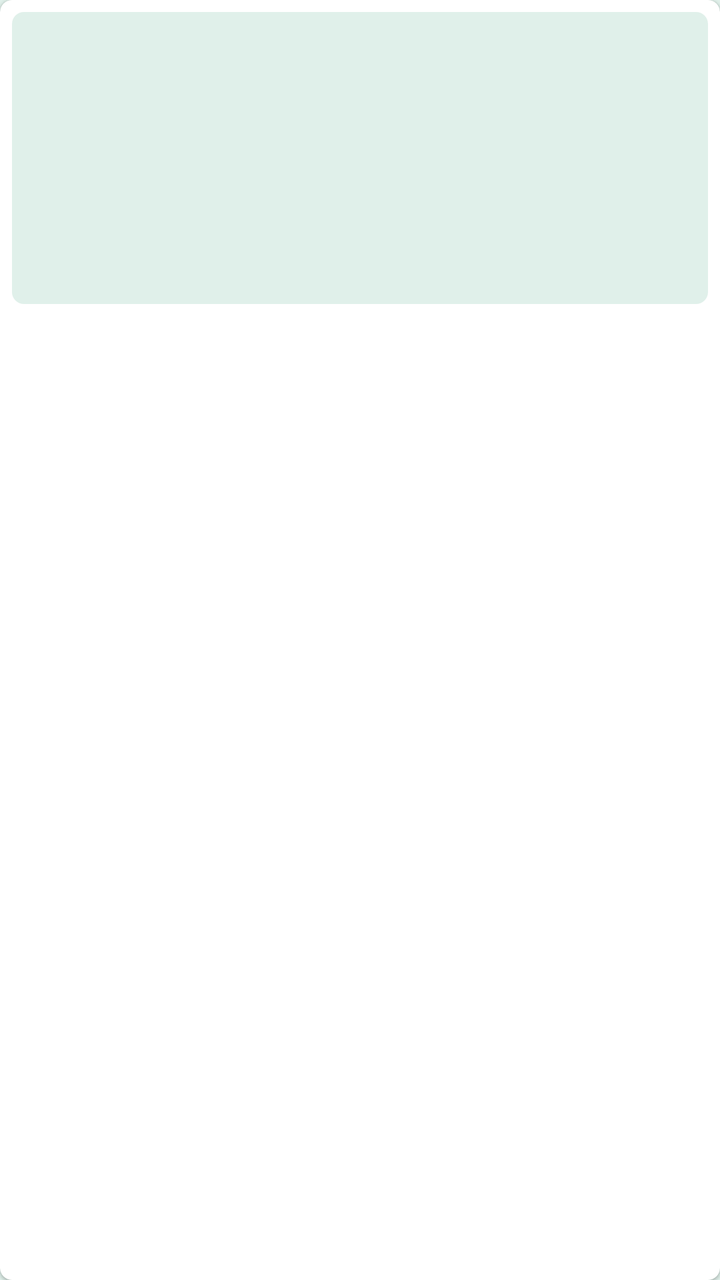
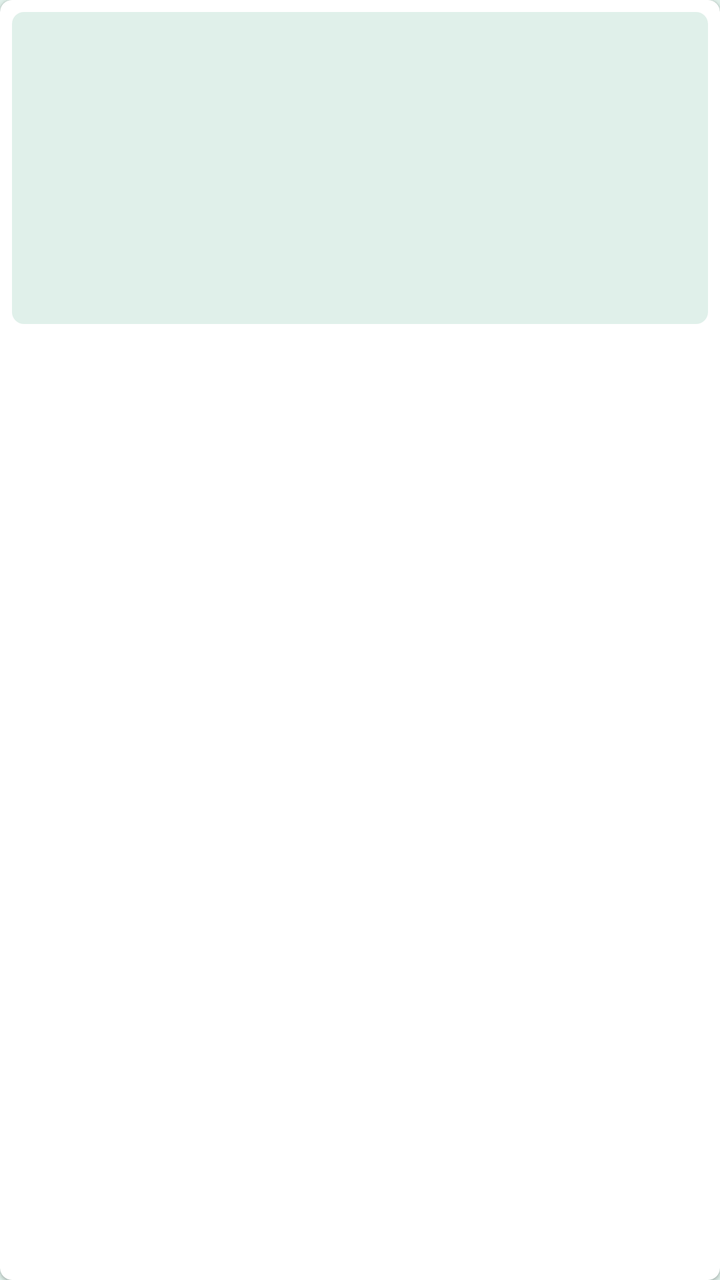

Compare the two renders of this Android layout. The source of the first and the diff that turns it into the second are given below.
<!-- AndroidManifest.xml: application theme Theme.EpubReader -->
<!-- res/layout/item_home_book.xml -->
<?xml version="1.0" encoding="utf-8"?>
<com.google.android.material.card.MaterialCardView xmlns:android="http://schemas.android.com/apk/res/android"
    xmlns:app="http://schemas.android.com/apk/res-auto"
    android:layout_width="120dp"
    android:layout_height="240dp"
    android:layout_marginEnd="12dp"
    app:cardBackgroundColor="?attr/colorSurface"
    app:cardCornerRadius="6dp"
    app:cardElevation="1dp">

    <LinearLayout
        android:layout_width="match_parent"
        android:layout_height="wrap_content"
        android:orientation="vertical"
        android:padding="6dp">

        <FrameLayout
            android:layout_width="match_parent"
            android:layout_height="154dp">

            <ImageView
                android:id="@+id/cover"
                android:layout_width="match_parent"
                android:layout_height="146dp"
                android:background="@drawable/cover_frame"
                android:contentDescription="@string/book_cover"
                android:scaleType="centerCrop" />

            <TextView
                android:id="@+id/progressBadge"
                android:layout_width="wrap_content"
                android:layout_height="wrap_content"
                android:layout_gravity="top|end"
                android:layout_margin="6dp"
                android:background="@drawable/badge_bg"
                android:paddingStart="6dp"
                android:paddingTop="2dp"
                android:paddingEnd="6dp"
                android:paddingBottom="2dp"
                android:textColor="@color/dark_text"
                android:textSize="10sp"
                android:textStyle="bold"
                android:visibility="gone" />

            <View
                android:id="@+id/progressTrack"
                android:layout_width="match_parent"
                android:layout_height="3dp"
                android:layout_gravity="bottom"
                android:background="@color/progress_track"
                android:visibility="gone" />

            <View
                android:id="@+id/progressFill"
                android:layout_width="match_parent"
                android:layout_height="3dp"
                android:layout_gravity="bottom|start"
                android:background="@color/progress_fill"
                android:pivotX="0"
                android:visibility="gone" />
        </FrameLayout>

        <TextView
            android:id="@+id/title"
            android:layout_width="match_parent"
            android:layout_height="18dp"
            android:layout_marginTop="8dp"
            android:ellipsize="end"
            android:gravity="top"
            android:maxLines="1"
            android:textColor="?android:textColorPrimary"
            android:textSize="12sp"
            android:textStyle="bold" />

        <TextView
            android:id="@+id/author"
            android:layout_width="match_parent"
            android:layout_height="17dp"
            android:layout_marginTop="3dp"
            android:ellipsize="end"
            android:gravity="top"
            android:maxLines="1"
            android:textColor="?android:textColorSecondary"
            android:textSize="11sp" />
    </LinearLayout>
</com.google.android.material.card.MaterialCardView>
<!-- resources referenced by this layout -->
<resources>
  <color name="dark_text">@color/palette_mint</color>
  <color name="progress_fill">@color/palette_mint</color>
  <color name="progress_track">@color/palette_slate</color>
  <!-- drawable badge_bg (drawable) -->
  <?xml version="1.0" encoding="utf-8"?>
  <shape xmlns:android="http://schemas.android.com/apk/res/android" android:shape="rectangle">
      <solid android:color="@color/palette_purple" />
      <corners android:radius="3dp" />
  </shape>
  <!-- drawable cover_frame (drawable) -->
  <?xml version="1.0" encoding="utf-8"?>
  <shape xmlns:android="http://schemas.android.com/apk/res/android" android:shape="rectangle">
      <solid android:color="@color/cover_placeholder" />
      <corners android:radius="6dp" />
  </shape>
  <string name="book_cover">Book cover</string>
  <style name="Theme.EpubReader" parent="Theme.MaterialComponents.DayNight.NoActionBar">
          <item name="android:windowBackground">@color/light_bg</item>
          
          <item name="android:statusBarColor">@color/black</item>
          <item name="android:navigationBarColor">@color/black</item>
          <item name="android:windowLightStatusBar">false</item>
          <item name="android:windowLightNavigationBar">false</item>
          <item name="android:windowTranslucentStatus">false</item>
          <item name="android:enforceStatusBarContrast" tools:targetApi="q">false</item>
          <item name="android:enforceNavigationBarContrast" tools:targetApi="q">false</item>
          <item name="android:fitsSystemWindows">true</item>
          <item name="colorPrimary">@color/accent</item>
          <item name="colorPrimaryVariant">@color/accent_dark</item>
          <item name="colorOnPrimary">@color/white</item>
          <item name="colorSecondary">@color/secondary</item>
          <item name="colorOnSecondary">@color/white</item>
          <item name="android:colorBackground">@color/light_bg</item>
          <item name="colorSurface">@color/light_surface</item>
          <item name="colorOnSurface">@color/light_text</item>
          <item name="android:textColorPrimary">@color/light_text</item>
          <item name="android:textColorSecondary">@color/light_text_muted</item>
      </style>
  <color name="palette_mint">#E0F0EA</color>
  <color name="palette_slate">#95ADBE</color>
  <color name="palette_purple">#574F7D</color>
  <color name="cover_placeholder">@color/palette_mint</color>
  <color name="light_bg">@color/palette_mint</color>
  <color name="black">#000000</color>
  <color name="accent">@color/palette_plum</color>
  <color name="accent_dark">@color/palette_purple</color>
  <color name="white">#FFFFFF</color>
  <color name="secondary">@color/palette_slate</color>
  <color name="light_surface">@color/white</color>
  <color name="light_text">@color/palette_eggplant</color>
  <color name="light_text_muted">@color/palette_purple</color>
  <color name="palette_plum">#503A65</color>
  <color name="palette_eggplant">#3C2A4D</color>
</resources>

<!-- the commit's change to res/layout/item_home_book.xml (unified diff, before → after) -->
@@ -16,12 +16,12 @@
 
         <FrameLayout
             android:layout_width="match_parent"
-            android:layout_height="154dp">
+            android:layout_height="156dp">
 
             <ImageView
                 android:id="@+id/cover"
                 android:layout_width="match_parent"
-                android:layout_height="146dp"
+                android:layout_height="match_parent"
                 android:background="@drawable/cover_frame"
                 android:contentDescription="@string/book_cover"
                 android:scaleType="centerCrop" />
@@ -63,11 +63,11 @@
         <TextView
             android:id="@+id/title"
             android:layout_width="match_parent"
-            android:layout_height="18dp"
-            android:layout_marginTop="8dp"
+            android:layout_height="wrap_content"
+            android:layout_marginTop="7dp"
             android:ellipsize="end"
-            android:gravity="top"
             android:maxLines="1"
+            android:minLines="1"
             android:textColor="?android:textColorPrimary"
             android:textSize="12sp"
             android:textStyle="bold" />
@@ -75,11 +75,11 @@
         <TextView
             android:id="@+id/author"
             android:layout_width="match_parent"
-            android:layout_height="17dp"
+            android:layout_height="wrap_content"
             android:layout_marginTop="3dp"
             android:ellipsize="end"
-            android:gravity="top"
             android:maxLines="1"
+            android:minLines="1"
             android:textColor="?android:textColorSecondary"
             android:textSize="11sp" />
     </LinearLayout>
